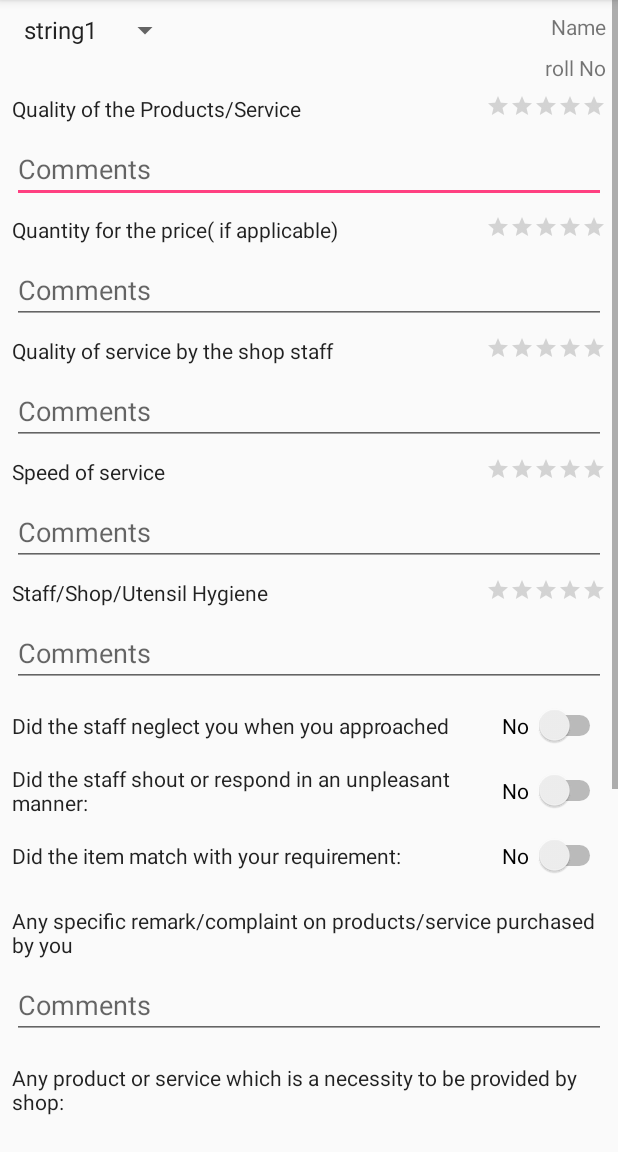
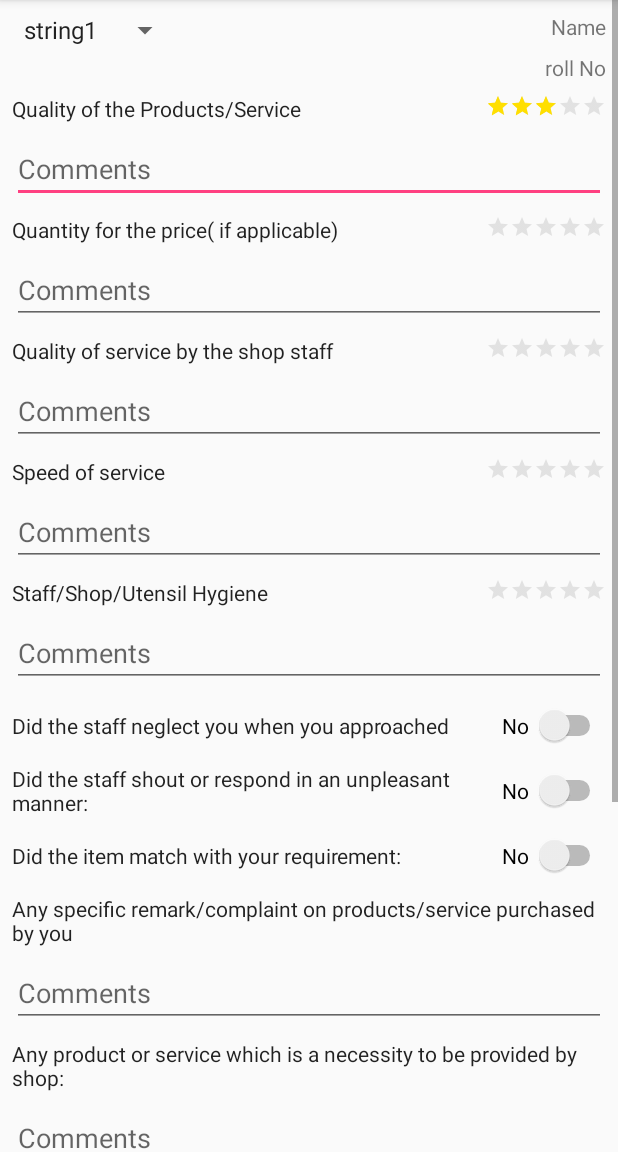
Before and after one commit to sarathkondeti/CMGFS, an Android app: the screen it shows after launch (FacilityActivity), after a tap on "string1", on a phone screen of 412 x 824 dp, the part 84-1236 px from its top. Run offline under Robolectric (Android 15) with nearby library versions, the phone set to English and light mode, and no system bars.

Commit message:
UI changes

```diff
--- a/app/src/main/res/layout/customer_form.xml
+++ b/app/src/main/res/layout/customer_form.xml
@@ -205,33 +205,48 @@
             android:layout_marginTop="16dp"
             app:layout_constraintTop_toBottomOf="@+id/textView12" />
 
-        <EditText
-            android:id="@+id/editText6"
+        <TextView
+            android:id="@+id/textView15"
             android:layout_width="0dp"
             android:layout_height="wrap_content"
             android:layout_marginLeft="8dp"
+            android:layout_marginTop="16dp"
+            android:text="@string/customer_specificRemark"
+            android:textAppearance="@style/TextAppearance.AppCompat"
+            app:layout_constraintLeft_toLeftOf="parent"
+            app:layout_constraintTop_toBottomOf="@+id/textView13"
             android:layout_marginRight="8dp"
-            android:layout_marginTop="8dp"
+            app:layout_constraintRight_toRightOf="parent"
+            app:layout_constraintHorizontal_bias="0.0" />
+
+        <EditText
+            android:id="@+id/editText6"
+            android:layout_width="match_parent"
+            android:layout_height="wrap_content"
+            android:layout_marginLeft="8dp"
+            android:layout_marginRight="8dp"
             android:ems="10"
             android:hint="Comments"
             android:inputType="textPersonName"
             app:layout_constraintLeft_toLeftOf="parent"
             app:layout_constraintRight_toRightOf="parent"
-            app:layout_constraintTop_toBottomOf="@+id/textView15"
-            app:layout_constraintHorizontal_bias="0.0" />
+            app:layout_constraintHorizontal_bias="0.0"
+            android:layout_marginTop="8dp"
+            app:layout_constraintTop_toBottomOf="@+id/textView15" />
 
         <TextView
             android:id="@+id/textView16"
             android:layout_width="0dp"
             android:layout_height="wrap_content"
             android:layout_marginLeft="8dp"
-            android:layout_marginTop="16dp"
+            android:layout_marginTop="8dp"
             android:text="@string/customer_necessityForShop"
             android:textAppearance="@style/TextAppearance.AppCompat"
             app:layout_constraintLeft_toLeftOf="parent"
             app:layout_constraintTop_toBottomOf="@+id/editText6"
             android:layout_marginRight="8dp"
-            app:layout_constraintRight_toRightOf="parent" />
+            app:layout_constraintRight_toRightOf="parent"
+            app:layout_constraintHorizontal_bias="0.0" />
 
         <EditText
             android:id="@+id/editText7"
@@ -301,23 +316,23 @@
 
         <EditText
             android:id="@+id/editText10"
-            android:layout_width="wrap_content"
+            android:layout_width="0dp"
             android:layout_height="wrap_content"
             android:layout_marginLeft="8dp"
-            android:layout_marginTop="8dp"
+            android:layout_marginRight="8dp"
+            android:layout_marginTop="7dp"
             android:ems="10"
             android:hint="Roll No"
             android:inputType="textPersonName"
             app:layout_constraintLeft_toLeftOf="parent"
-            app:layout_constraintTop_toBottomOf="@+id/editText9"
             app:layout_constraintRight_toLeftOf="@+id/guideline"
-            android:layout_marginRight="8dp" />
+            app:layout_constraintTop_toBottomOf="@+id/editText9" />
 
         <EditText
             android:id="@+id/editText11"
-            android:layout_width="wrap_content"
+            android:layout_width="0dp"
             android:layout_height="wrap_content"
-            android:layout_marginTop="8dp"
+            android:layout_marginTop="6dp"
             android:ems="10"
             android:hint="Contact"
             android:inputType="phone"
@@ -325,7 +340,8 @@
             android:layout_marginRight="8dp"
             app:layout_constraintRight_toRightOf="parent"
             android:layout_marginLeft="8dp"
-            app:layout_constraintLeft_toLeftOf="@+id/guideline" />
+            app:layout_constraintLeft_toLeftOf="@+id/guideline"
+            app:layout_constraintHorizontal_bias="0.6" />
 
         <RatingBar
             android:id="@+id/ratingBar"
@@ -334,11 +350,12 @@
             android:layout_height="wrap_content"
             android:layout_marginRight="8dp"
             android:layout_marginTop="0dp"
+            android:focusable="true"
             android:isIndicator="false"
-            android:focusable="true"
             android:numStars="5"
-            android:rating="0"
+            android:rating="3"
             android:stepSize="1"
+            android:theme="@style/RatingBar"
             app:layout_constraintRight_toRightOf="parent"
             app:layout_constraintTop_toTopOf="@+id/textView7"
             tools:layout_editor_absoluteX="252dp" />
@@ -353,6 +370,7 @@
             android:isIndicator="false"
             android:focusable="true"
             android:rating="0"
+            android:theme="@style/RatingBar"
             app:layout_constraintRight_toRightOf="parent"
             app:layout_constraintTop_toTopOf="@+id/textView8" />
 
@@ -366,6 +384,7 @@
             android:focusable="true"
             android:layout_marginTop="0dp"
             android:rating="0"
+            android:theme="@style/RatingBar"
             app:layout_constraintRight_toRightOf="parent"
             app:layout_constraintTop_toTopOf="@+id/textView9" />
 
@@ -379,6 +398,7 @@
             android:isIndicator="false"
             android:focusable="true"
             android:rating="0"
+            android:theme="@style/RatingBar"
             app:layout_constraintRight_toRightOf="parent"
             app:layout_constraintTop_toTopOf="@+id/textView10" />
 
@@ -392,6 +412,7 @@
             android:isIndicator="false"
             android:focusable="true"
             android:rating="0"
+            android:theme="@style/RatingBar"
             app:layout_constraintRight_toRightOf="parent"
             app:layout_constraintTop_toTopOf="@+id/textView11" />
 
@@ -446,19 +467,6 @@
             app:layout_constraintRight_toRightOf="parent"
             app:layout_constraintTop_toBottomOf="@+id/editText11" />
 
-        <TextView
-            android:id="@+id/textView15"
-            android:layout_width="0dp"
-            android:layout_height="wrap_content"
-            android:layout_marginLeft="8dp"
-            android:layout_marginTop="24dp"
-            android:text="@string/customer_specificRemark"
-            android:textAppearance="@style/TextAppearance.AppCompat"
-            app:layout_constraintLeft_toLeftOf="parent"
-            app:layout_constraintTop_toBottomOf="@+id/textView13"
-            android:layout_marginRight="8dp"
-            app:layout_constraintRight_toRightOf="parent" />
-
         <android.support.constraint.Guideline
             android:layout_width="wrap_content"
             android:layout_height="wrap_content"
--- a/app/src/main/res/values/colors.xml
+++ b/app/src/main/res/values/colors.xml
@@ -3,6 +3,6 @@
     <color name="colorPrimary">#3F51B5</color>
     <color name="colorPrimaryDark">#303F9F</color>
     <color name="colorAccent">#FF4081</color>
-    <color name="duskYellow">#ffd700</color>
-    <color name="lightGrey">#FF4081</color>
+    <color name="duskYellow">#FFDF00</color>
+    <color name="lightGrey">#A9A9A9</color>
 </resources>
--- a/app/src/main/res/values/styles.xml
+++ b/app/src/main/res/values/styles.xml
@@ -18,8 +18,8 @@
     <style name="AppTheme.PopupOverlay" parent="ThemeOverlay.AppCompat.Light" />
 
     <style name="RatingBar" parent="Theme.AppCompat">
-        <item name="colorControlNormal">@color/duskYellow</item>
-        <item name="colorControlActivated">@color/lightGrey</item>
+        <item name="colorControlNormal">@color/lightGrey</item>
+        <item name="colorControlActivated">@color/duskYellow</item>
     </style>
 
 </resources>
```
Also changed, not shown: app/src/main/res/layout/eateries_eval.xml (+12 -0 lines), app/src/main/res/layout/non_eateries_eval.xml (+9 -0 lines).
